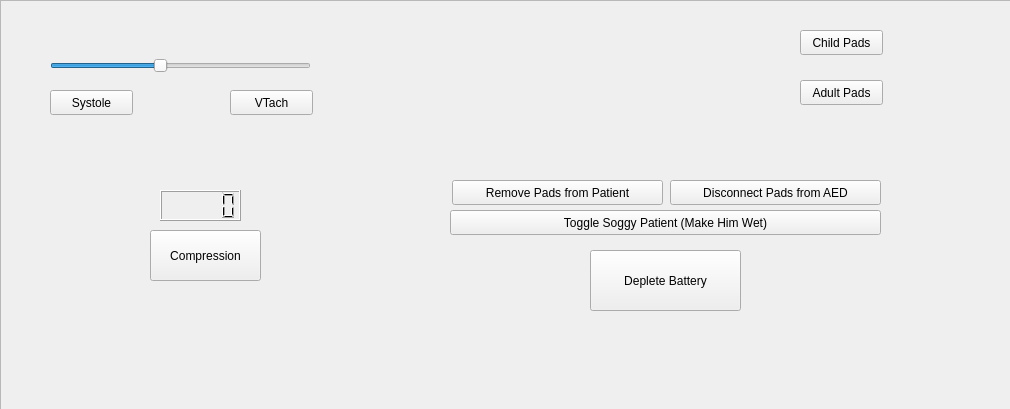
Before: the Qt Designer form AED_Simulator/testwindow.ui in GrewalCreator/AED-Simulator, drawn with Qt 5.
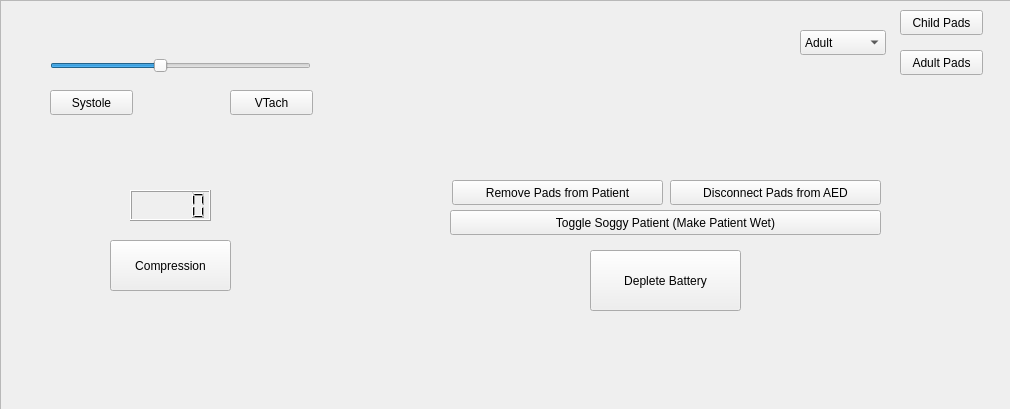
After: the same form once the commit is applied.

Commit message: user can now choose between adult or child patient at anytime during application runtime.

```diff
--- a/AED_Simulator/testwindow.ui
+++ b/AED_Simulator/testwindow.ui
@@ -63,8 +63,8 @@
    <widget class="QPushButton" name="childPad_button">
     <property name="geometry">
      <rect>
-      <x>800</x>
-      <y>30</y>
+      <x>900</x>
+      <y>10</y>
       <width>83</width>
       <height>25</height>
      </rect>
@@ -76,8 +76,8 @@
    <widget class="QPushButton" name="adultPad_button">
     <property name="geometry">
      <rect>
-      <x>800</x>
-      <y>80</y>
+      <x>900</x>
+      <y>50</y>
       <width>83</width>
       <height>25</height>
      </rect>
@@ -141,7 +141,7 @@
    <widget class="QLCDNumber" name="compressionNumber">
     <property name="geometry">
      <rect>
-      <x>160</x>
+      <x>130</x>
       <y>190</y>
       <width>81</width>
       <height>31</height>
@@ -151,9 +151,9 @@
    <widget class="QPushButton" name="compressionButton">
     <property name="geometry">
      <rect>
-      <x>150</x>
-      <y>230</y>
-      <width>111</width>
+      <x>110</x>
+      <y>240</y>
+      <width>121</width>
       <height>51</height>
      </rect>
     </property>
@@ -171,7 +171,7 @@
      </rect>
     </property>
     <property name="text">
-     <string>Toggle Soggy Patient (Make Him Wet)</string>
+     <string>Toggle Soggy Patient (Make Patient Wet)</string>
     </property>
    </widget>
    <widget class="QPushButton" name="depleteBattery_button">
@@ -187,6 +187,26 @@
      <string>Deplete Battery</string>
     </property>
    </widget>
+   <widget class="QComboBox" name="comboBox">
+    <property name="geometry">
+     <rect>
+      <x>800</x>
+      <y>30</y>
+      <width>86</width>
+      <height>25</height>
+     </rect>
+    </property>
+    <item>
+     <property name="text">
+      <string>Adult</string>
+     </property>
+    </item>
+    <item>
+     <property name="text">
+      <string>Child</string>
+     </property>
+    </item>
+   </widget>
   </widget>
  </widget>
  <resources/>
```
The commit also changes 6 other files.
